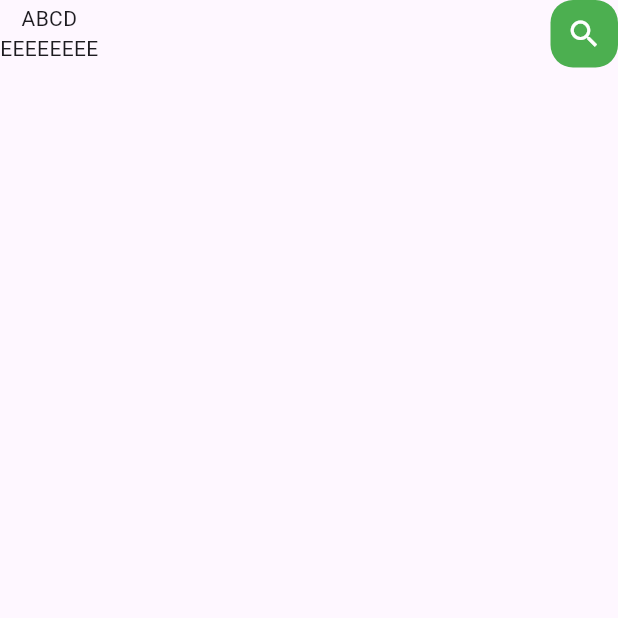
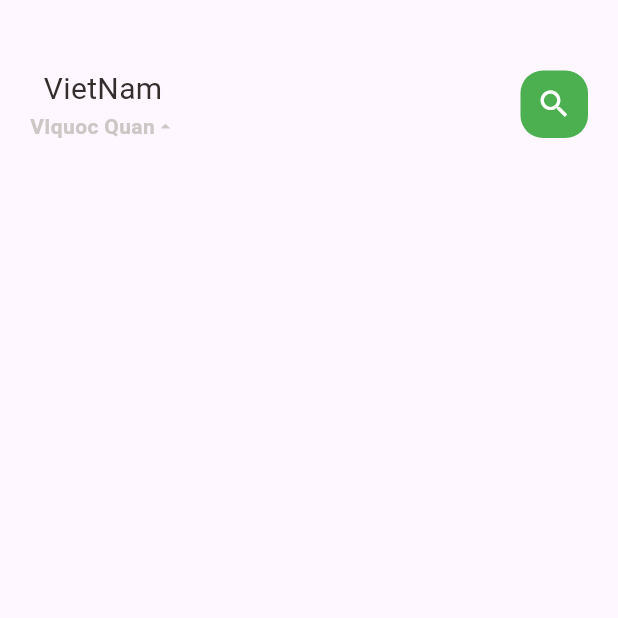
Before and after one commit to PhuocVO94/FoodBusineerApp, a Flutter app: the screen it shows after launch, on a phone screen of 412 x 824 dp, the top half of it. Run offline on Flutter 3.47's test engine with Material 3 defaults, Android fonts, the phone set to English and light mode, and no system bars.

Commit message:
BigText and small Text, Bill Header

```diff
--- a/lib/home/main_food_page.dart
+++ b/lib/home/main_food_page.dart
@@ -5,6 +5,9 @@ Day la thu vien chinh chay cho android va ios moi nguoi la chu y su dung thu vie
 anh co thay doi 1 so thu vien moi nguoi nho doc ky thu vien truoc khi dung
 **/
 import 'package:flutter/material.dart';
+import 'package:food_delivery_app/utils/colors.dart';
+import 'package:food_delivery_app/widgets/big_text.dart';
+import 'package:food_delivery_app/widgets/small_text.dart';
 class MainFoodPage  extends StatefulWidget {
   const MainFoodPage({Key? key}): super(key: key);
 
@@ -24,14 +27,24 @@ class _MainFoodPageState extends State<MainFoodPage> {
 
           /**Header **/
           Container(
-
+            margin: EdgeInsets.only(top: 45, bottom: 15),
+            padding: EdgeInsets.only(left: 20, right: 20),
             child: Row(
               mainAxisAlignment: MainAxisAlignment.spaceBetween ,
               children: [
                 Column(
                   children: [
-                    Text('ABCD'),
-                    Text('EEEEEEEE'),
+                    BigText(text: 'VietNam',color:AppColors.mainBlackColor , size: 20,),
+                    Row(
+                      children: [
+                        SmallText(text: 'VIquoc Quan', color: AppColors.textColor, size: 14,),
+                        Icon(Icons.arrow_drop_up,color: AppColors.textColor,size: 14,)
+                      ],
+
+                    ),
+
+
+
                   ],
 
 
--- /dev/null
+++ b/lib/widgets/big_text.dart
@@ -0,0 +1,31 @@
+import 'package:flutter/material.dart';
+
+class BigText extends StatelessWidget {
+  Color? color;
+  final String text;
+  double size;
+  TextOverflow overflow;
+  BigText({super.key, this.color = const Color(0xFFffcab88), required this.text,
+
+    this.size = 20,
+    this.overflow = TextOverflow.ellipsis});
+
+
+  @override
+  Widget build(BuildContext context) {
+    return Text(
+      text,
+      overflow: overflow,
+      style: TextStyle(
+        color: color,
+        fontWeight: FontWeight.w400,
+        fontSize: size,
+        fontFamily: 'Roboto',
+
+      ),
+
+
+
+    );
+  }
+}
--- /dev/null
+++ b/lib/widgets/small_text.dart
@@ -0,0 +1,31 @@
+import 'package:flutter/material.dart';
+
+class SmallText extends StatelessWidget {
+  Color? color;
+  final String text;
+  double size;
+  TextOverflow overflow;
+  SmallText({super.key, this.color = const Color(0xFFffcab88), required this.text,
+
+    this.size = 20,
+    this.overflow = TextOverflow.ellipsis});
+
+
+  @override
+  Widget build(BuildContext context) {
+    return Text(
+      text,
+      overflow: overflow,
+      style: TextStyle(
+        color: color,
+        fontWeight: FontWeight.w600,
+        fontSize: size,
+        fontFamily: 'Roboto',
+
+      ),
+
+
+
+    );
+  }
+}
```
